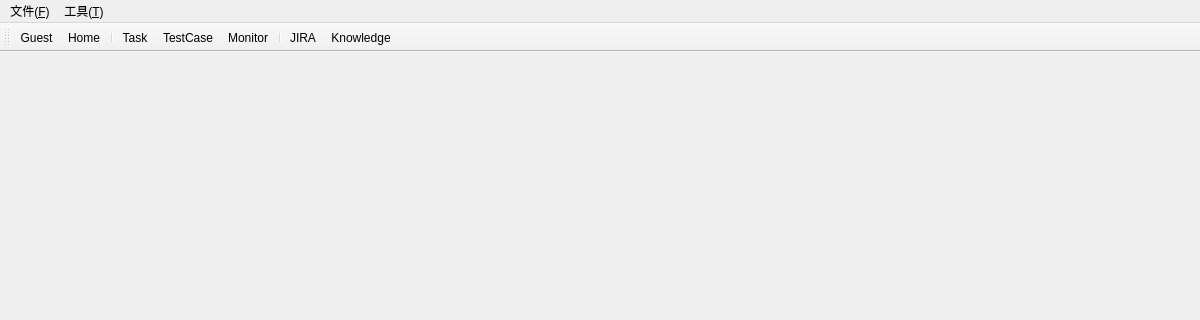
Old version of the form framework/gui/ui/src/main.ui in the repository cash2one/AutoDriver; both pictures show x 0 to 1200 and y 0 to 320 of the 1200 by 700 pixel window.
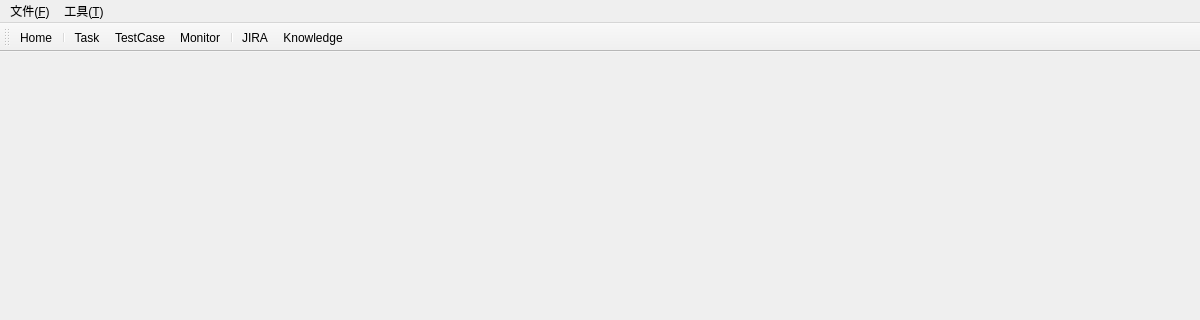
New version of the form. Icons and pictures are not drawn.

The edit to the form file:
```diff
--- a/framework/gui/ui/src/main.ui
+++ b/framework/gui/ui/src/main.ui
@@ -88,7 +88,6 @@
    <attribute name="toolBarBreak">
     <bool>false</bool>
    </attribute>
-   <addaction name="toolbar_user"/>
    <addaction name="toolbar_home"/>
    <addaction name="separator"/>
    <addaction name="toolbar_task"/>
```
